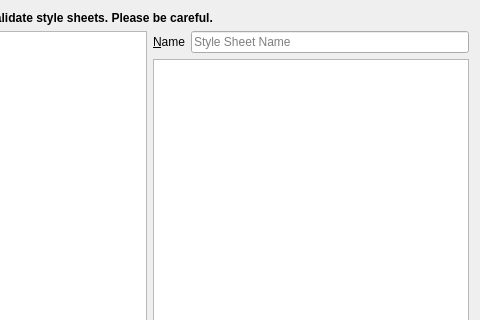
Qt form UI/dooble_style_sheet.ui (textbrowser/dooble) before a commit; both pictures show x 120 to 600 and y 0 to 320 of the 600 by 500 pixel window.
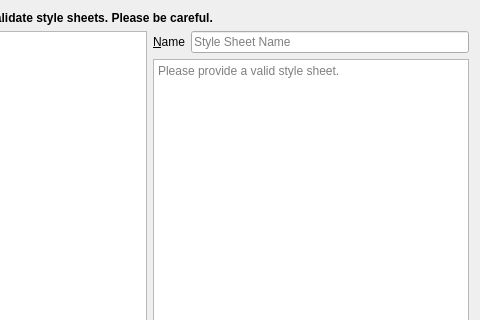
The same form after that commit. Icons and pictures are not drawn.

The edit to the form file:
```diff
--- a/UI/dooble_style_sheet.ui
+++ b/UI/dooble_style_sheet.ui
@@ -73,7 +73,11 @@
         </layout>
        </item>
        <item>
-        <widget class="QPlainTextEdit" name="style_sheet"/>
+        <widget class="QPlainTextEdit" name="style_sheet">
+         <property name="placeholderText">
+          <string>Please provide a valid style sheet.</string>
+         </property>
+        </widget>
        </item>
        <item>
         <layout class="QHBoxLayout" name="horizontalLayout_4">
```
